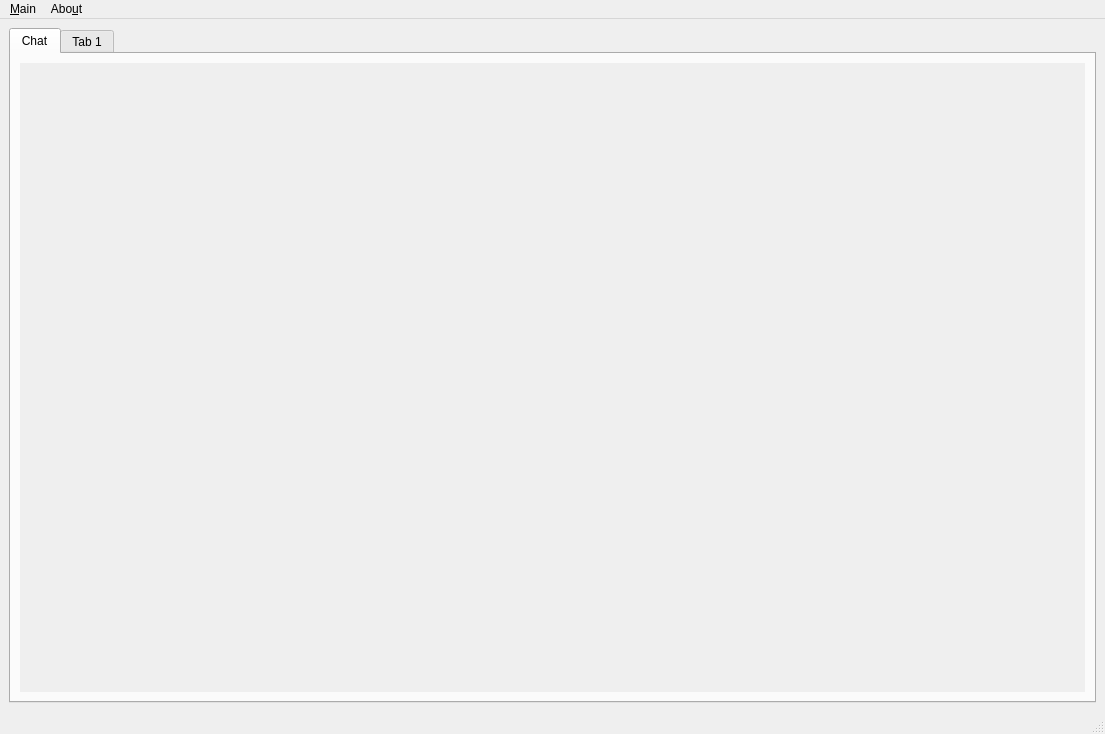
The window that mainwindow.ui (netpipe/cannachat) describes before a commit, drawn with Qt 5.
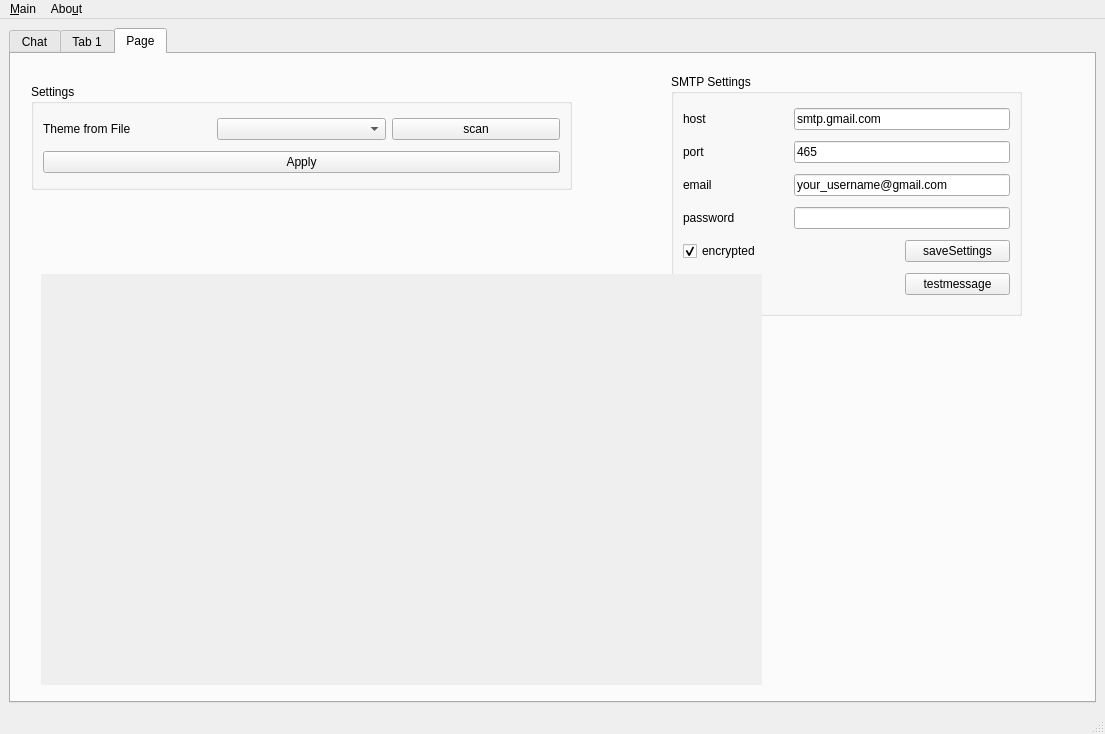
The same window after the commit. The open tabs and pages were chosen to show the change.

Patch:
```diff
--- a/mainwindow.ui
+++ b/mainwindow.ui
@@ -25,28 +25,31 @@
         <string>Chat</string>
        </attribute>
        <layout class="QGridLayout" name="gridLayout_2">
+        <item row="1" column="0">
+         <widget class="QWidget" name="chatwidget" native="true">
+          <property name="sizePolicy">
+           <sizepolicy hsizetype="Expanding" vsizetype="Expanding">
+            <horstretch>0</horstretch>
+            <verstretch>0</verstretch>
+           </sizepolicy>
+          </property>
+          <property name="baseSize">
+           <size>
+            <width>0</width>
+            <height>0</height>
+           </size>
+          </property>
+          <property name="autoFillBackground">
+           <bool>true</bool>
+          </property>
+         </widget>
+        </item>
         <item row="0" column="0">
-         <layout class="QHBoxLayout" name="horizontalLayout">
-          <item>
-           <widget class="QWidget" name="chatwidget" native="true">
-            <property name="sizePolicy">
-             <sizepolicy hsizetype="Expanding" vsizetype="Expanding">
-              <horstretch>0</horstretch>
-              <verstretch>0</verstretch>
-             </sizepolicy>
-            </property>
-            <property name="baseSize">
-             <size>
-              <width>0</width>
-              <height>0</height>
-             </size>
-            </property>
-            <property name="autoFillBackground">
-             <bool>true</bool>
-            </property>
-           </widget>
-          </item>
-         </layout>
+         <widget class="QPushButton" name="pushButton">
+          <property name="text">
+           <string>PushButton</string>
+          </property>
+         </widget>
         </item>
        </layout>
       </widget>
@@ -60,6 +63,173 @@
         </item>
        </layout>
       </widget>
+      <widget class="QWidget" name="tab_3">
+       <attribute name="title">
+        <string>Page</string>
+       </attribute>
+       <widget class="QGroupBox" name="groupBox">
+        <property name="geometry">
+         <rect>
+          <x>20</x>
+          <y>30</y>
+          <width>541</width>
+          <height>106</height>
+         </rect>
+        </property>
+        <property name="title">
+         <string>Settings</string>
+        </property>
+        <layout class="QGridLayout" name="gridLayout_4">
+         <item row="0" column="0">
+          <widget class="QLabel" name="label_313">
+           <property name="text">
+            <string>Theme from File</string>
+           </property>
+          </widget>
+         </item>
+         <item row="0" column="1">
+          <widget class="QComboBox" name="cmbTheme"/>
+         </item>
+         <item row="0" column="2">
+          <widget class="QPushButton" name="scantheme">
+           <property name="text">
+            <string>scan</string>
+           </property>
+          </widget>
+         </item>
+         <item row="1" column="0" colspan="3">
+          <widget class="QPushButton" name="themeApply">
+           <property name="text">
+            <string>Apply</string>
+           </property>
+          </widget>
+         </item>
+        </layout>
+       </widget>
+       <widget class="QGroupBox" name="groupBox_655">
+        <property name="geometry">
+         <rect>
+          <x>660</x>
+          <y>20</y>
+          <width>351</width>
+          <height>242</height>
+         </rect>
+        </property>
+        <property name="title">
+         <string>SMTP Settings</string>
+        </property>
+        <layout class="QGridLayout" name="gridLayout_12">
+         <item row="2" column="1" colspan="2">
+          <widget class="QLineEdit" name="smtpemail">
+           <property name="text">
+            <string>your_username@gmail.com</string>
+           </property>
+          </widget>
+         </item>
+         <item row="0" column="0">
+          <widget class="QLabel" name="label_2234">
+           <property name="text">
+            <string>host</string>
+           </property>
+          </widget>
+         </item>
+         <item row="0" column="1" colspan="2">
+          <widget class="QLineEdit" name="smtphost">
+           <property name="text">
+            <string>smtp.gmail.com</string>
+           </property>
+          </widget>
+         </item>
+         <item row="1" column="0">
+          <widget class="QLabel" name="label_3234">
+           <property name="text">
+            <string>port</string>
+           </property>
+          </widget>
+         </item>
+         <item row="1" column="1" colspan="2">
+          <widget class="QLineEdit" name="smtpport">
+           <property name="text">
+            <string>465</string>
+           </property>
+          </widget>
+         </item>
+         <item row="2" column="0">
+          <widget class="QLabel" name="label_6234">
+           <property name="text">
+            <string>email</string>
+           </property>
+          </widget>
+         </item>
+         <item row="3" column="0">
+          <widget class="QLabel" name="label_7234">
+           <property name="text">
+            <string>password</string>
+           </property>
+          </widget>
+         </item>
+         <item row="3" column="1" colspan="2">
+          <widget class="QLineEdit" name="smtppassword">
+           <property name="text">
+            <string/>
+           </property>
+           <property name="echoMode">
+            <enum>QLineEdit::Password</enum>
+           </property>
+          </widget>
+         </item>
+         <item row="4" column="0" colspan="2">
+          <widget class="QCheckBox" name="smtpssl">
+           <property name="text">
+            <string>encrypted</string>
+           </property>
+           <property name="checked">
+            <bool>true</bool>
+           </property>
+          </widget>
+         </item>
+         <item row="4" column="2">
+          <widget class="QPushButton" name="smtpsave">
+           <property name="text">
+            <string>saveSettings</string>
+           </property>
+          </widget>
+         </item>
+         <item row="5" column="2">
+          <widget class="QPushButton" name="smtptestmessage">
+           <property name="text">
+            <string>testmessage</string>
+           </property>
+          </widget>
+         </item>
+        </layout>
+       </widget>
+       <widget class="QWidget" name="chatwidget_2" native="true">
+        <property name="geometry">
+         <rect>
+          <x>30</x>
+          <y>220</y>
+          <width>721</width>
+          <height>411</height>
+         </rect>
+        </property>
+        <property name="sizePolicy">
+         <sizepolicy hsizetype="Expanding" vsizetype="Expanding">
+          <horstretch>0</horstretch>
+          <verstretch>0</verstretch>
+         </sizepolicy>
+        </property>
+        <property name="baseSize">
+         <size>
+          <width>0</width>
+          <height>0</height>
+         </size>
+        </property>
+        <property name="autoFillBackground">
+         <bool>true</bool>
+        </property>
+       </widget>
+      </widget>
      </widget>
     </item>
    </layout>
```
